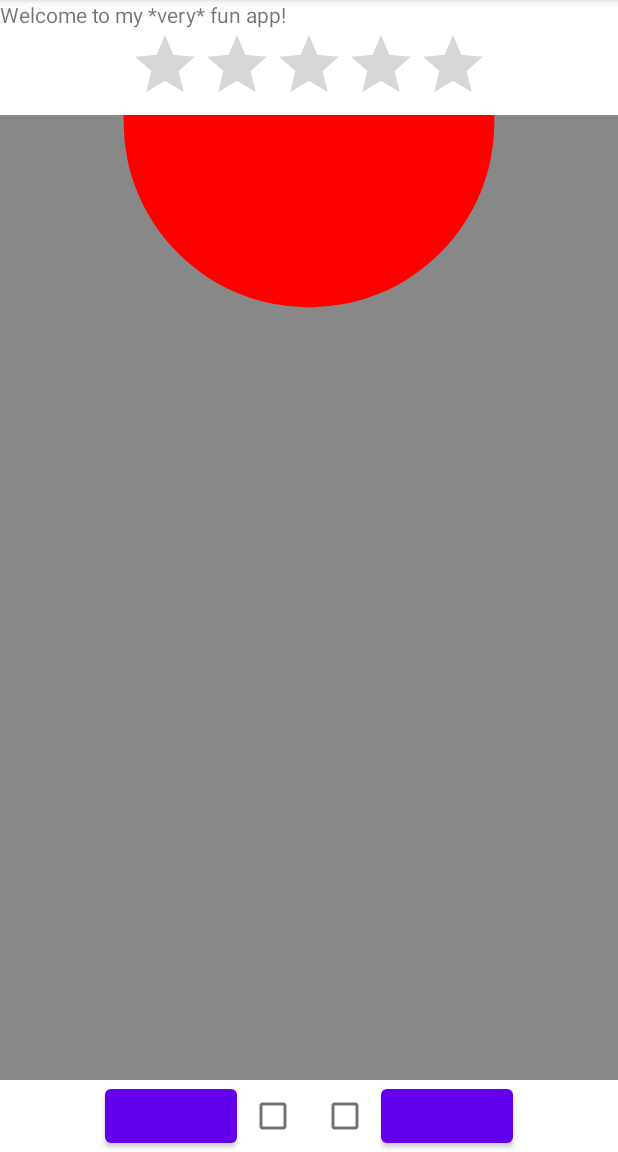
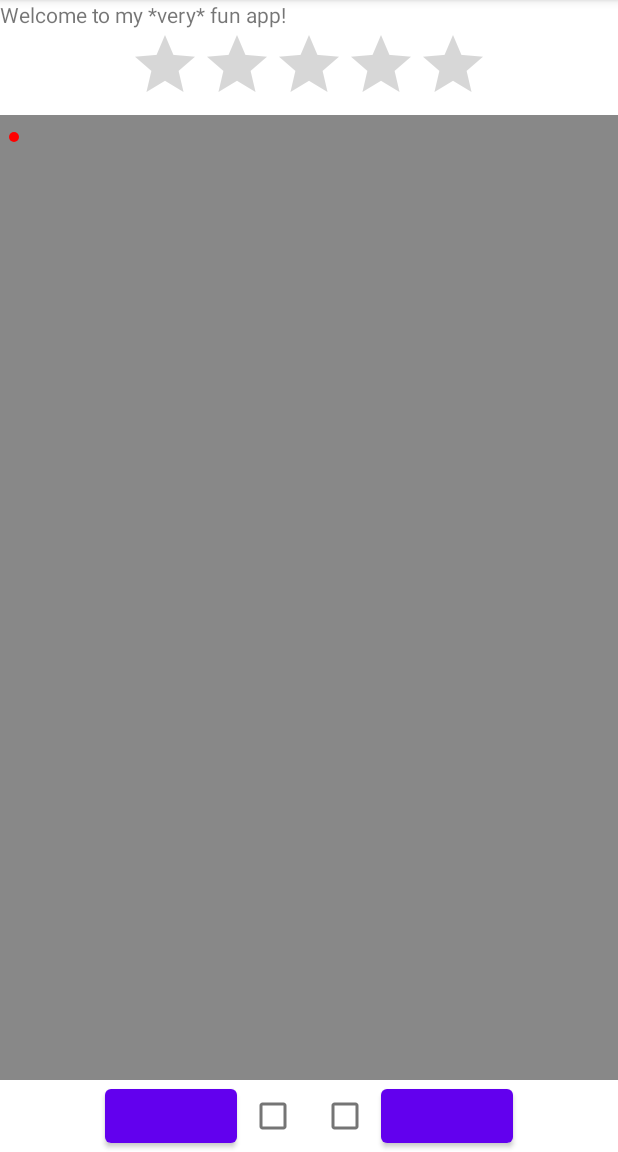
Before and after one commit to jebc314/Mobile07_Animated-Game, an Android app: the screen it shows after launch (MainActivity), on a phone screen of 412 x 824 dp, the part 84-1236 px from its top. Run offline under Robolectric (Android 15) with nearby library versions, the phone set to English and light mode, and no system bars.

Commit message:
Make Sprite Class (it extends RectF). Add it to DrawView.java

```diff
--- a/app/src/main/java/com/cuijeb/animatedgame/DrawView.java
+++ b/app/src/main/java/com/cuijeb/animatedgame/DrawView.java
@@ -11,9 +11,7 @@ import androidx.annotation.Nullable;
 
 public class DrawView extends View {
     Paint paint = new Paint();
-    // Set the initial y position and vertical speed
-    int y = 0;
-    int dy = 1;
+    Sprite sprite = new Sprite();
 
     public DrawView(Context context, @Nullable AttributeSet attrs) {
         super(context, attrs);
@@ -28,12 +26,13 @@ public class DrawView extends View {
         canvas.drawRect(getLeft(), 0, getRight(), getBottom(), paint);
         // Or
         // canvas.drawRext(0, 0, getWidth, getHeight, paint);
+
         // Set paint to red
         paint.setColor(Color.RED);
-        // Draw red circle
-        canvas.drawCircle(getWidth()*.5f, y, getWidth()*.3f, paint);
-        // increments y position
-        y += dy;
+        // Sprite updates itself
+        sprite.update();
+        // Sprite draws itself
+        sprite.draw(canvas);
         // redraws screen invokes onDraw()
         invalidate();
     }
--- /dev/null
+++ b/app/src/main/java/com/cuijeb/animatedgame/Sprite.java
@@ -0,0 +1,64 @@
+package com.cuijeb.animatedgame;
+
+import android.graphics.Canvas;
+import android.graphics.Color;
+import android.graphics.Paint;
+import android.graphics.RectF;
+
+public class Sprite extends RectF {
+    private int dX, dY, color;
+
+    // Constructors
+    public Sprite() {
+        this(1, 2, Color.RED);
+    }
+    public Sprite(int dX, int dY, int color) {
+        this(1, 1, 11, 11, dX, dY, color);
+    }
+    public Sprite(float left, float top, float right, float bottom) {
+        this(left, top, right, bottom, 1, 2, Color.RED);
+    }
+    public Sprite(float left, float top, float right, float bottom, int dX, int dY, int color) {
+        super(left, top, right, bottom);
+        this.dX = dX;
+        this.dY = dY;
+        this.color = color;
+    }
+
+    // Methods
+    public void update() {
+        // Moves dX to the right and dY downwards
+        offset(dX, dY);
+    }
+    public void draw(Canvas canvas) {
+        Paint paint = new Paint();
+        // Set its color
+        paint.setColor(color);
+        // Draw circle
+        canvas.drawCircle(centerX(), centerY(), width() / 2, paint);
+    }
+    // Accessor and modifier methods
+    public int getdX() {
+        return dX;
+    }
+
+    public void setdX(int dX) {
+        this.dX = dX;
+    }
+
+    public int getdY() {
+        return dY;
+    }
+
+    public void setdY(int dY) {
+        this.dY = dY;
+    }
+
+    public int getColor() {
+        return color;
+    }
+
+    public void setColor(int color) {
+        this.color = color;
+    }
+}
```
